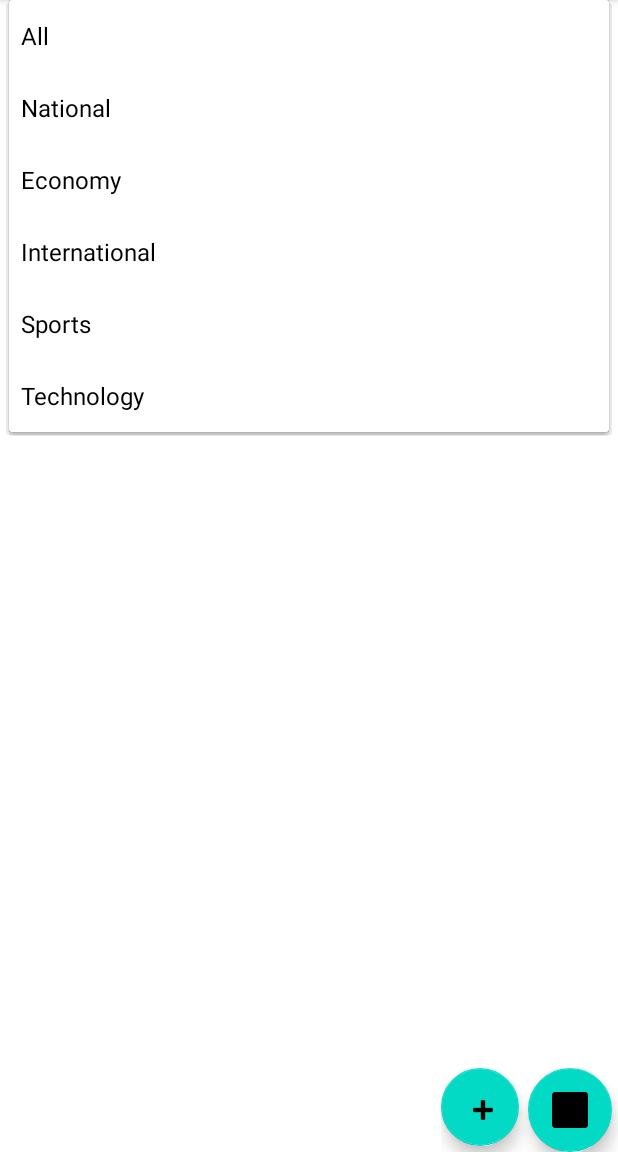
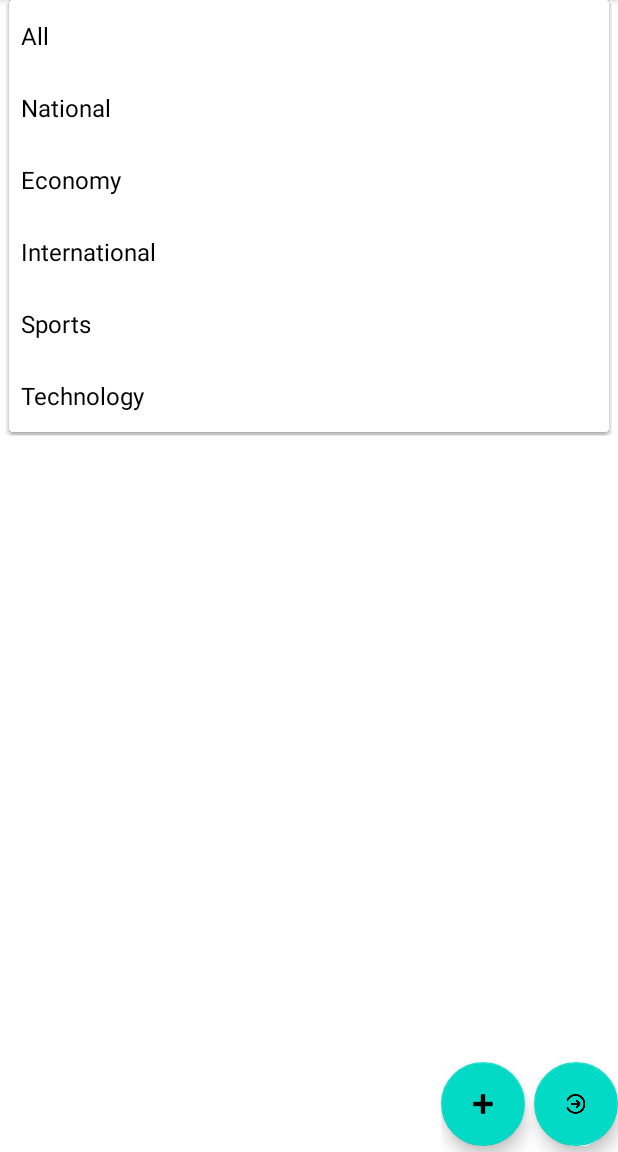
Before and after one commit to Haocyyy/NewsApplication, an Android app: the screen it shows after launch (MainActivity), after a tap on "All", on a phone screen of 412 x 824 dp, the part 84-1236 px from its top. Run offline under Robolectric (Android 15) with nearby library versions, the phone set to English and light mode, and no system bars; libraries missing offline, so code that uses them is left out: com.chad.library, com.scrat.app, org.json.simple; 13 statements that could not run were skipped.

Commit message:
button placement

```diff
--- a/app/src/main/res/layout/activity_main.xml
+++ b/app/src/main/res/layout/activity_main.xml
@@ -41,9 +41,9 @@
         android:orientation="horizontal">
 
         <com.google.android.material.floatingactionbutton.FloatingActionButton
-            android:id="@+id/add_button"
-            android:layout_width="match_parent"
-            android:layout_height="match_parent"
+            android:id="@+id/btn_create_article"
+            android:layout_width="wrap_content"
+            android:layout_height="wrap_content"
             android:layout_alignParentEnd="true"
             android:layout_alignParentBottom="true"
             android:layout_marginEnd="6dp"
@@ -52,12 +52,12 @@
             app:srcCompat="@android:drawable/ic_input_add" />
 
         <com.google.android.material.floatingactionbutton.FloatingActionButton
-            android:id="@+id/login_button"
+            android:id="@+id/btn_login"
             android:layout_width="wrap_content"
             android:layout_height="wrap_content"
             android:layout_weight="1"
             android:clickable="true"
-            app:srcCompat="@mipmap/login_button" />
+            app:srcCompat="@mipmap/login_button_foreground" />
     </LinearLayout>
 
 </RelativeLayout>
```
Also changed, not shown: app/src/main/java/es/upm/hcid/pui/assignment/MainActivity.java (+13 -0 lines).
